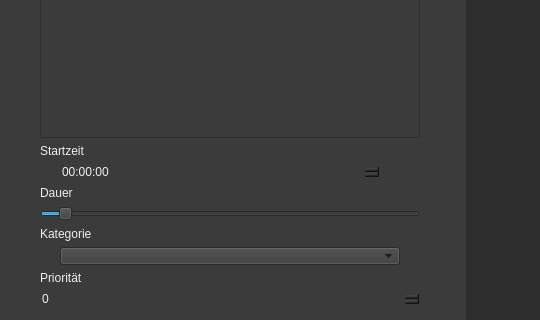
Before: the Qt Designer form src/qtdep_gui/mainwindow.ui in paulwag/Structurly, drawn with Qt 5; both pictures show x 0 to 540 and y 300 to 620 of the 1149 by 834 pixel window.
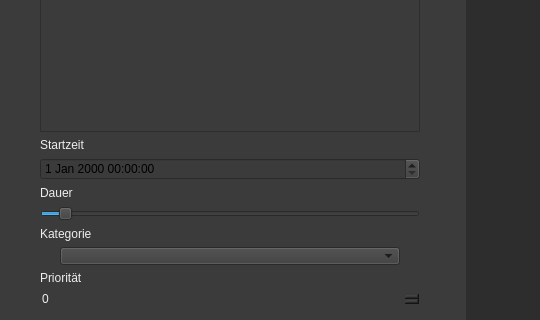
After: the same form once the commit is applied.

Commit message: Time and Date edit added to UI

What changed in the file:
```diff
--- a/src/qtdep_gui/mainwindow.ui
+++ b/src/qtdep_gui/mainwindow.ui
@@ -228,14 +228,7 @@
         </widget>
        </item>
        <item>
-        <widget class="QTimeEdit" name="start_time_edit">
-         <property name="styleSheet">
-          <string notr="true">color: #eee;
-border: none;
-margin: 0 20px;
-</string>
-         </property>
-        </widget>
+        <widget class="QDateTimeEdit" name="date_time_edit"/>
        </item>
        <item>
         <widget class="QLabel" name="time_needed_label">
```
The commit also changes 3 other files.
